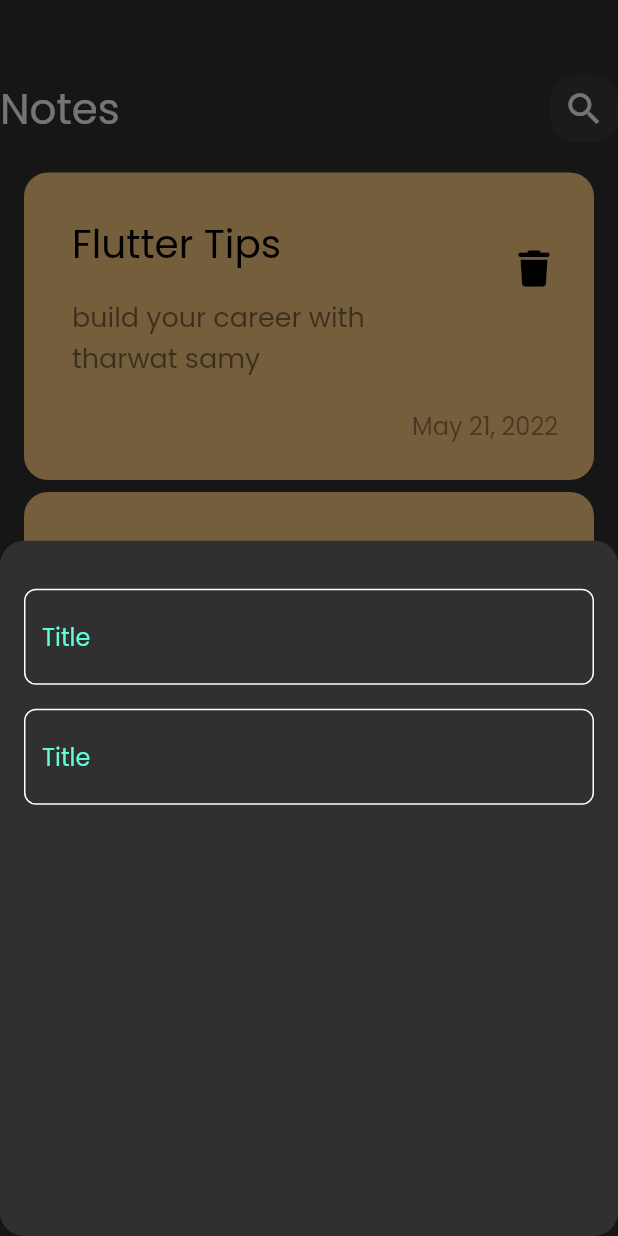
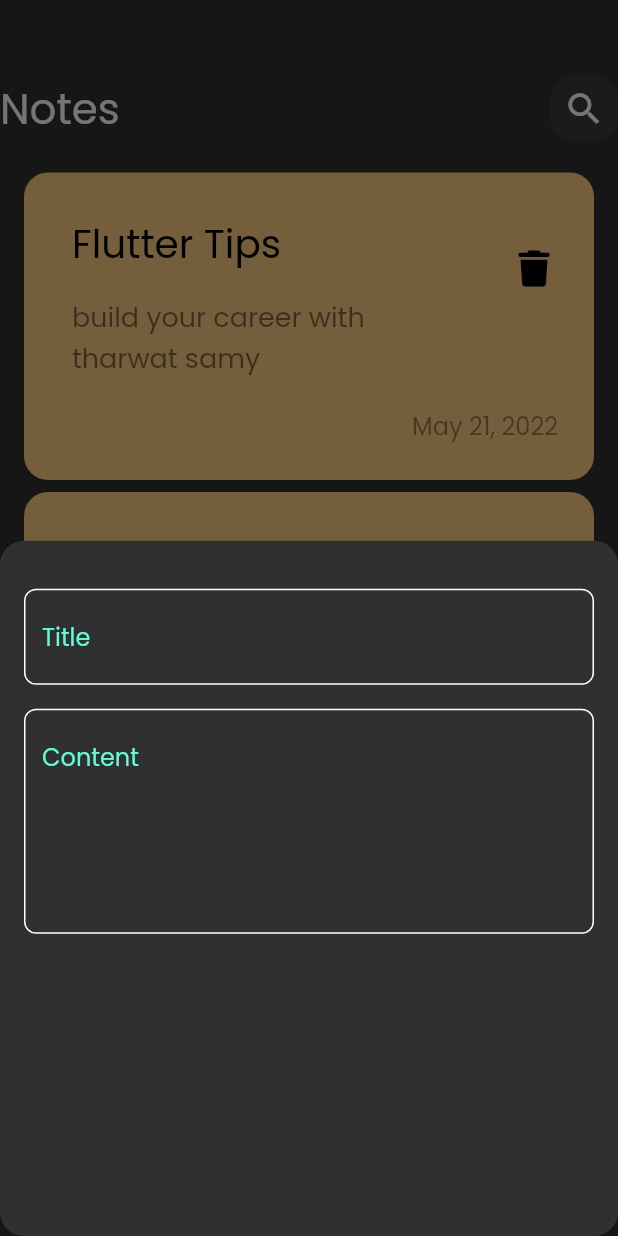
Before and after one commit to Alaa-gif26/notes_app, a Flutter app: the screen it shows after launch, after a tap on the "add" icon, on a phone screen of 412 x 824 dp. Run offline on Flutter 3.47's test engine with Material 2 defaults, Android fonts, the phone set to English and light mode, and no system bars; our stand-ins replace font_awesome_flutter.

Commit message:
add fields to notes bottom sheet

```diff
--- a/lib/widgets/Add_note_bottom_sheet.dart
+++ b/lib/widgets/Add_note_bottom_sheet.dart
@@ -11,9 +11,14 @@ class AddNoteBottomSheet extends StatelessWidget {
       child: Column(
         children: [
           SizedBox(height: 32,),
-          CustomTextField(),
+          CustomTextField(
+            hint: "Title",
+          ),
           SizedBox(height: 16,),
-          CustomTextField()
+          CustomTextField(
+            hint: "Content",
+            maxLines: 5,
+          )
 
 
         ],
--- a/lib/widgets/custom_text_field.dart
+++ b/lib/widgets/custom_text_field.dart
@@ -4,18 +4,21 @@ import 'package:flutter/src/widgets/framework.dart';
 import 'package:notes_app/views/constants.dart';
 
 class CustomTextField extends StatelessWidget {
-  const CustomTextField({super.key});
+  const CustomTextField({super.key, required this.hint,  this.maxLines=1});
 
+  final String hint;
+  final int maxLines;
   @override
   Widget build(BuildContext context) {
     return TextField(
       cursorColor: kPrimaryColor,
+      maxLines: maxLines,
       decoration: InputDecoration(
           border: buildBorder(),
           enabledBorder: buildBorder(),
           focusedBorder: buildBorder(kPrimaryColor),
-          hintText: "Title",
-          hintStyle:const TextStyle(color: kPrimaryColor)),
+          hintText: hint,
+          hintStyle: const TextStyle(color: kPrimaryColor)),
     );
   }
 
```
